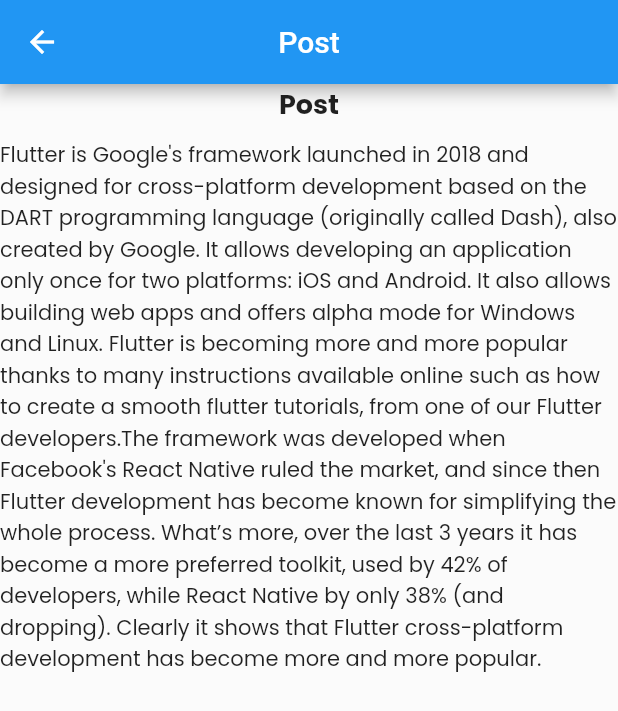
After one commit to ashwanisng/Blog-App, a Flutter app: the PostView screen opened directly, on a phone screen of 412 x 824 dp. The commit adds this screen. Shown: the top 711 px of the screen. Run offline on Flutter 3.47's test engine with Material 2 defaults, Android fonts, the phone set to English and light mode, and no system bars; our stand-ins replace cached_network_image, cloud_firestore, firebase_auth, firebase_core, get, get_storage; accounts and stored records are empty; network calls fail.

Commit message:
postview added

```diff
--- a/lib/app/modules/create_post/controllers/create_post_controller.dart
+++ b/lib/app/modules/create_post/controllers/create_post_controller.dart
@@ -15,7 +15,7 @@ class CreatePostController extends GetxController {
   PostService postService = Get.find<PostService>();
   FirebaseAuth firebaseAuth = FirebaseAuth.instance;
 
-  Uuid uuid = Uuid();
+  Uuid uuid = const Uuid();
 
   void createPost() {
     postService.uploadUserPost(
--- a/lib/app/modules/home/views/components/footer.dart
+++ b/lib/app/modules/home/views/components/footer.dart
@@ -8,7 +8,9 @@ class Footer extends StatelessWidget {
   final int? dislikes;
   final int? comments;
 
-  Footer({required this.likes, required this.dislikes, required this.comments});
+  // ignore: use_key_in_widget_constructors
+  const Footer(
+      {required this.likes, required this.dislikes, required this.comments});
 
   @override
   Widget build(BuildContext context) {
--- a/lib/app/modules/login/controllers/login_controller.dart
+++ b/lib/app/modules/login/controllers/login_controller.dart
@@ -1,3 +1,5 @@
+// ignore_for_file: unnecessary_overrides
+
 import 'package:blog_app/app/global/firebase/auth/auth.dart';
 import 'package:flutter/material.dart';
 import 'package:get/get.dart';
--- a/lib/app/modules/login/views/login_view.dart
+++ b/lib/app/modules/login/views/login_view.dart
@@ -191,7 +191,7 @@ class LoginView extends GetView<LoginController> {
                                     const SizedBox(width: 10),
                                     GestureDetector(
                                       onTap: () {
-                                        Get.offAll(() => RegisterView());
+                                        Get.offAll(() => const RegisterView());
                                       },
                                       child: Text(
                                         "Sign Up",
--- /dev/null
+++ b/lib/app/modules/post/views/post_view.dart
@@ -0,0 +1,38 @@
+import 'package:blog_app/app/core/enviroment/env.dart';
+import 'package:flutter/material.dart';
+
+import 'package:get/get.dart';
+
+import 'package:blog_app/app/modules/post/controllers/post_controller.dart';
+
+class PostView extends GetView<PostController> {
+  const PostView({Key? key}) : super(key: key);
+
+  @override
+  Widget build(BuildContext context) {
+    return Scaffold(
+      backgroundColor: Env.colors.background,
+      appBar: AppBar(
+        title: const Text('Post'),
+        centerTitle: true,
+      ),
+      body: Column(
+        children: [
+          SizedBox(
+            child: Text(
+              'Post',
+              style: Env.textStyles.title,
+            ),
+          ),
+          const SizedBox(height: 10),
+          SizedBox(
+            child: Text(
+              "Flutter is Google's framework launched in 2018 and designed for cross-platform development based on the DART programming language (originally called Dash), also created by Google. It allows developing an application only once for two platforms: iOS and Android. It also allows building web apps and offers alpha mode for Windows and Linux. Flutter is becoming more and more popular thanks to many instructions available online such as how to create a smooth flutter tutorials, from one of our Flutter developers.The framework was developed when Facebook's React Native ruled the market, and since then Flutter development has become known for simplifying the whole process. What’s more, over the last 3 years it has become a more preferred toolkit, used by 42% of developers, while React Native by only 38% (and dropping). Clearly it shows that Flutter cross-platform development has become more and more popular.",
+              style: Env.textStyles.labelText,
+            ),
+          )
+        ],
+      ),
+    );
+  }
+}
--- a/lib/app/modules/register/views/register_view.dart
+++ b/lib/app/modules/register/views/register_view.dart
@@ -227,7 +227,7 @@ class RegisterView extends GetView<RegisterController> {
                                     const SizedBox(width: 10),
                                     GestureDetector(
                                       onTap: () {
-                                        Get.offAll(() => LoginView());
+                                        Get.offAll(() => const LoginView());
                                       },
                                       child: Text(
                                         "Sign In",
```
Also changed, not shown: lib/app/global/firebase/database/post_db.dart (+0 -13 lines).
